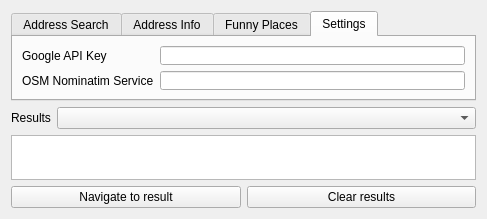
andreassteffens/QGIS, file src/plugins/sb_address_services/sbaddressservicesguibase.ui: the form before one commit.
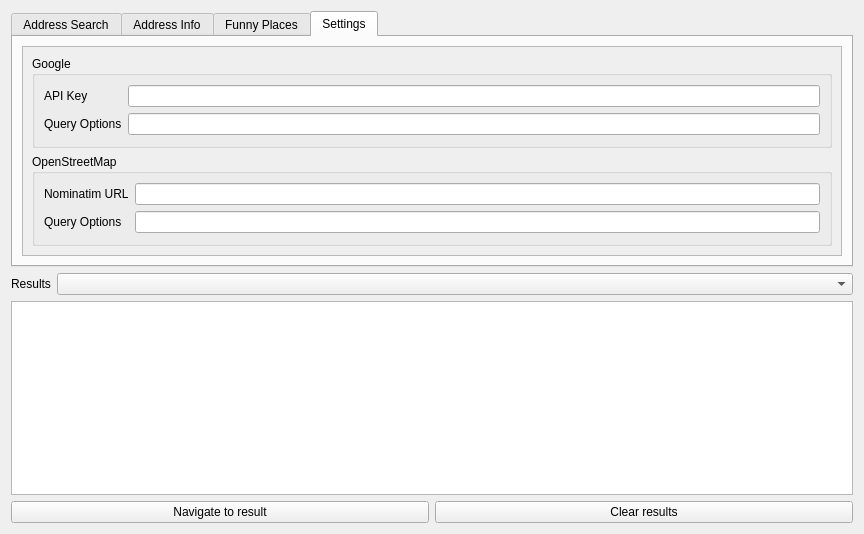
The form after the commit. The open tabs and pages were chosen to show the change. Icons and pictures are not drawn.

Commit message: [fix] remove duplicate method in SIP template for QgsVectorFieldSymbolLayer [feat] extended address service plugin to support variable query options [refactor] added german translation strings

Patch:
```diff
--- a/src/plugins/sb_address_services/sbaddressservicesguibase.ui
+++ b/src/plugins/sb_address_services/sbaddressservicesguibase.ui
@@ -9,8 +9,8 @@
    <rect>
     <x>0</x>
     <y>0</y>
-    <width>487</width>
-    <height>219</height>
+    <width>864</width>
+    <height>534</height>
    </rect>
   </property>
   <property name="sizePolicy">
@@ -40,7 +40,7 @@
      <property name="minimumSize">
       <size>
        <width>0</width>
-       <height>90</height>
+       <height>140</height>
       </size>
      </property>
      <property name="currentIndex">
@@ -904,26 +904,110 @@
        <string>Settings</string>
       </attribute>
       <layout class="QFormLayout" name="formLayout">
-       <item row="0" column="0">
-        <widget class="QLabel" name="mLblGoogleKey">
-         <property name="text">
-          <string>Google API Key</string>
+       <item row="0" column="0" colspan="2">
+        <widget class="QScrollArea" name="scrollArea">
+         <property name="horizontalScrollBarPolicy">
+          <enum>Qt::ScrollBarAlwaysOff</enum>
          </property>
-        </widget>
-       </item>
-       <item row="0" column="1">
-        <widget class="QLineEdit" name="mLeGoogleKey"/>
-       </item>
-       <item row="1" column="0">
-        <widget class="QLabel" name="mLblNominatimAddress">
-         <property name="text">
-          <string>OSM Nominatim Service</string>
+         <property name="widgetResizable">
+          <bool>true</bool>
          </property>
+         <widget class="QWidget" name="scrollAreaWidgetContents">
+          <property name="geometry">
+           <rect>
+            <x>0</x>
+            <y>-69</y>
+            <width>803</width>
+            <height>194</height>
+           </rect>
+          </property>
+          <layout class="QVBoxLayout" name="verticalLayout_2">
+           <item>
+            <widget class="QGroupBox" name="groupBox">
+             <property name="sizePolicy">
+              <sizepolicy hsizetype="Expanding" vsizetype="Preferred">
+               <horstretch>0</horstretch>
+               <verstretch>0</verstretch>
+              </sizepolicy>
+             </property>
+             <property name="minimumSize">
+              <size>
+               <width>0</width>
+               <height>85</height>
+              </size>
+             </property>
+             <property name="baseSize">
+              <size>
+               <width>0</width>
+               <height>0</height>
+              </size>
+             </property>
+             <property name="title">
+              <string>Google</string>
+             </property>
+             <layout class="QFormLayout" name="formLayout_2">
+              <item row="1" column="0">
+               <widget class="QLabel" name="mLblGoogleKey">
+                <property name="text">
+                 <string>API Key</string>
+                </property>
+               </widget>
+              </item>
+              <item row="1" column="1">
+               <widget class="QLineEdit" name="mLeGoogleKey"/>
+              </item>
+              <item row="2" column="0">
+               <widget class="QLabel" name="mLblGoogleQueryOptions">
+                <property name="text">
+                 <string>Query Options</string>
+                </property>
+               </widget>
+              </item>
+              <item row="2" column="1">
+               <widget class="QLineEdit" name="mLeGoogleQueryOptions"/>
+              </item>
+             </layout>
+            </widget>
+           </item>
+           <item>
+            <widget class="QGroupBox" name="groupBox_2">
+             <property name="minimumSize">
+              <size>
+               <width>0</width>
+               <height>85</height>
+              </size>
+             </property>
+             <property name="title">
+              <string>OpenStreetMap</string>
+             </property>
+             <layout class="QFormLayout" name="formLayout_4">
+              <item row="0" column="0">
+               <widget class="QLabel" name="mLblNominatimAddress">
+                <property name="text">
+                 <string>Nominatim URL</string>
+                </property>
+               </widget>
+              </item>
+              <item row="1" column="0">
+               <widget class="QLabel" name="mLblNominatimQueryOptions">
+                <property name="text">
+                 <string>Query Options</string>
+                </property>
+               </widget>
+              </item>
+              <item row="0" column="1">
+               <widget class="QLineEdit" name="mLeNominatimService"/>
+              </item>
+              <item row="1" column="1">
+               <widget class="QLineEdit" name="mLeNominatimQueryOptions"/>
+              </item>
+             </layout>
+            </widget>
+           </item>
+          </layout>
+         </widget>
         </widget>
        </item>
-       <item row="1" column="1">
-        <widget class="QLineEdit" name="mLeNominatimService"/>
-       </item>
       </layout>
      </widget>
     </widget>
```
Left out of the diff: 7 changed lines with no effect on the pictures. The commit also changes 7 other files.
